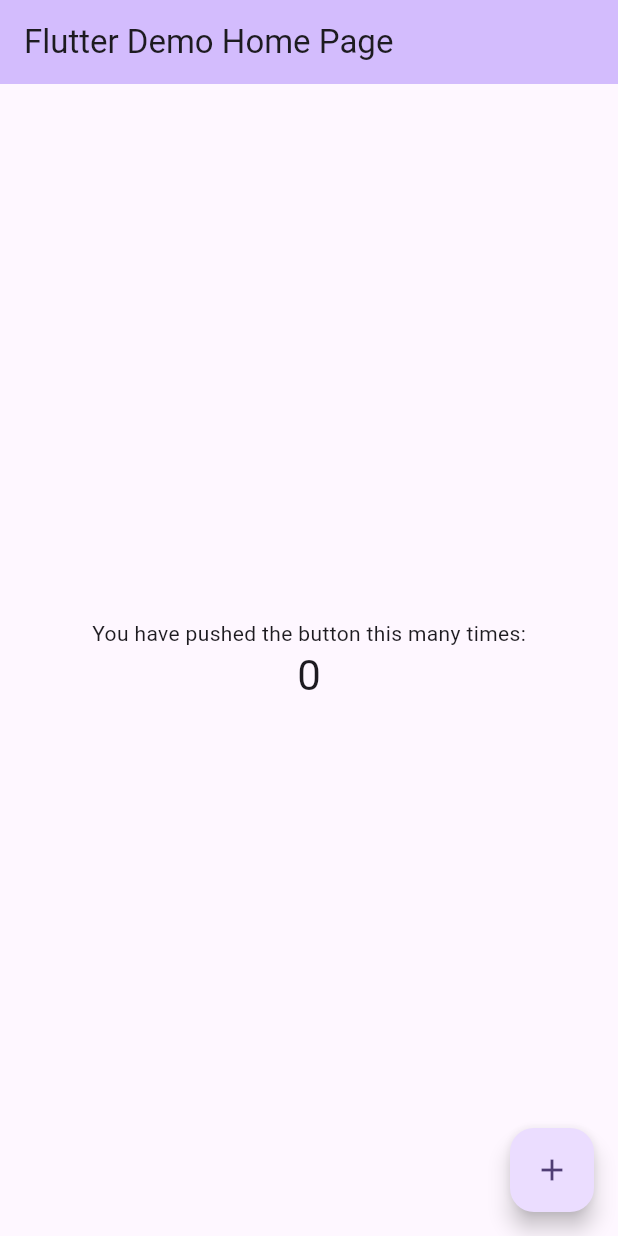
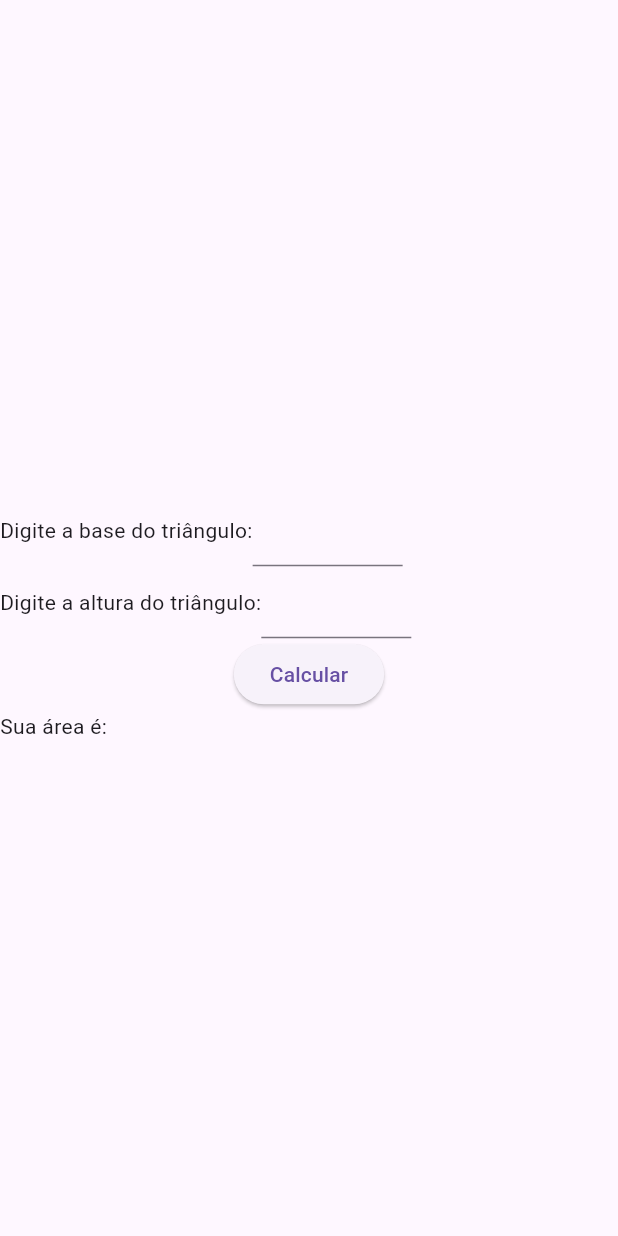
Before and after one commit to Matheus-Pinheiro1/Estudos_Flutter, a Flutter app: the screen it shows after launch, on a phone screen of 412 x 824 dp. Run offline on Flutter 3.47's test engine with Material 3 defaults, Android fonts, the phone set to English and light mode, and no system bars.

Commit message:
Calculadora da área do triângulo

```diff
--- /dev/null
+++ b/ex_1_calcula_area_triangulo/lib/BLLcalculoA.dart
@@ -0,0 +1,33 @@
+import 'calculoA.dart';
+import 'erro.dart';
+
+class BLLcalculoA {
+  static validaDados(Calculo calc) {
+    Erro.error = false;
+    if (calc.H.length == 0) {
+      Erro.msg = "O campo da altura é de preenchimento obrigatório";
+      return;
+    } else {
+      try {
+        double.parse(calc.H);
+      } catch (id) {
+        Erro.msg = "O campo de ALTURA deve ser numérico";
+        Erro.error = true;
+        return;
+      }
+    }
+    if (calc.B.length == 0) {
+      Erro.msg = "O campo de BASE é de preenchimento obrigatório";
+      Erro.error = true;
+      return;
+    } else {
+      try {
+        double.parse(calc.B);
+      } catch (id) {
+        Erro.msg = "O campo BASE deve ser numérico";
+        Erro.error = true;
+        return;
+      }
+    }
+  }
+}
--- /dev/null
+++ b/ex_1_calcula_area_triangulo/lib/calculoA.dart
@@ -0,0 +1,16 @@
+class Calculo {
+  late String _h;
+  late String _b;
+
+  String get H => _h;
+  String get B => _b;
+  String get area => ((double.parse(_b) * double.parse(_h)) / 2).toString();
+
+  set valorH(String h) {
+    _h = h;
+  }
+
+  set valorB(String b) {
+    _b = b;
+  }
+}
--- /dev/null
+++ b/ex_1_calcula_area_triangulo/lib/erro.dart
@@ -0,0 +1,16 @@
+class Erro {
+  static bool _erro = false;
+  static String _mens = '';
+
+  static set error(bool erro) {
+    _erro = erro;
+  }
+
+  static set msg(String mens) {
+    _erro = true;
+    _mens = mens;
+  }
+
+  static bool get error => _erro;
+  static String get msg => _mens;
+}
--- a/ex_1_calcula_area_triangulo/lib/main.dart
+++ b/ex_1_calcula_area_triangulo/lib/main.dart
@@ -1,4 +1,7 @@
 import 'package:flutter/material.dart';
+import 'calculoA.dart';
+import 'BLLcalculoA.dart';
+import 'erro.dart' as Error;
 
 void main() {
   runApp(const MyApp());
@@ -7,116 +10,112 @@ void main() {
 class MyApp extends StatelessWidget {
   const MyApp({super.key});
 
-  // This widget is the root of your application.
+
   @override
   Widget build(BuildContext context) {
     return MaterialApp(
       title: 'Flutter Demo',
       theme: ThemeData(
-        // This is the theme of your application.
-        //
-        // TRY THIS: Try running your application with "flutter run". You'll see
-        // the application has a purple toolbar. Then, without quitting the app,
-        // try changing the seedColor in the colorScheme below to Colors.green
-        // and then invoke "hot reload" (save your changes or press the "hot
-        // reload" button in a Flutter-supported IDE, or press "r" if you used
-        // the command line to start the app).
-        //
-        // Notice that the counter didn't reset back to zero; the application
-        // state is not lost during the reload. To reset the state, use hot
-        // restart instead.
-        //
-        // This works for code too, not just values: Most code changes can be
-        // tested with just a hot reload.
-        colorScheme: .fromSeed(seedColor: Colors.deepPurple),
+        primarySwatch: Colors.blue,
+        visualDensity: VisualDensity.adaptivePlatformDensity,
       ),
-      home: const MyHomePage(title: 'Flutter Demo Home Page'),
+      home: const MyHomePage(title: 'Calcule a área do triângulo'),
     );
   }
 }
 
 class MyHomePage extends StatefulWidget {
   const MyHomePage({super.key, required this.title});
-
-  // This widget is the home page of your application. It is stateful, meaning
-  // that it has a State object (defined below) that contains fields that affect
-  // how it looks.
-
-  // This class is the configuration for the state. It holds the values (in this
-  // case the title) provided by the parent (in this case the App widget) and
-  // used by the build method of the State. Fields in a Widget subclass are
-  // always marked "final".
-
   final String title;
-
   @override
-  State<MyHomePage> createState() => _MyHomePageState();
+  _MyHomePageState createState() => _MyHomePageState();
 }
 
 class _MyHomePageState extends State<MyHomePage> {
-  int _counter = 0;
 
-  void _incrementCounter() {
+  String resposta = '';
+  String area = '';
+  TextEditingController controleB=TextEditingController();
+  TextEditingController controleH=TextEditingController();
+
+  void calcularA(){
     setState(() {
-      // This call to setState tells the Flutter framework that something has
-      // changed in this State, which causes it to rerun the build method below
-      // so that the display can reflect the updated values. If we changed
-      // _counter without calling setState(), then the build method would not be
-      // called again, and so nothing would appear to happen.
-      _counter++;
+      Calculo calc= Calculo();
+      calc.valorB=controleB.text;
+      calc.valorH=controleH.text;
+
+      BLLcalculoA.validaDados(calc);
+
+      if (Error.Erro.error){
+        resposta=Error.Erro.msg;
+      }else{
+        area=calc.area;
+        resposta='A área do triângulo é: $area';
+      }
     });
   }
-
   @override
   Widget build(BuildContext context) {
-    // This method is rerun every time setState is called, for instance as done
-    // by the _incrementCounter method above.
-    //
-    // The Flutter framework has been optimized to make rerunning build methods
-    // fast, so that you can just rebuild anything that needs updating rather
-    // than having to individually change instances of widgets.
     return Scaffold(
-      appBar: AppBar(
-        // TRY THIS: Try changing the color here to a specific color (to
-        // Colors.amber, perhaps?) and trigger a hot reload to see the AppBar
-        // change color while the other colors stay the same.
-        backgroundColor: Theme.of(context).colorScheme.inversePrimary,
-        // Here we take the value from the MyHomePage object that was created by
-        // the App.build method, and use it to set our appbar title.
-        title: Text(widget.title),
-      ),
       body: Center(
-        // Center is a layout widget. It takes a single child and positions it
-        // in the middle of the parent.
         child: Column(
-          // Column is also a layout widget. It takes a list of children and
-          // arranges them vertically. By default, it sizes itself to fit its
-          // children horizontally, and tries to be as tall as its parent.
-          //
-          // Column has various properties to control how it sizes itself and
-          // how it positions its children. Here we use mainAxisAlignment to
-          // center the children vertically; the main axis here is the vertical
-          // axis because Columns are vertical (the cross axis would be
-          // horizontal).
-          //
-          // TRY THIS: Invoke "debug painting" (choose the "Toggle Debug Paint"
-          // action in the IDE, or press "p" in the console), to see the
-          // wireframe for each widget.
-          mainAxisAlignment: .center,
-          children: [
-            const Text('You have pushed the button this many times:'),
-            Text(
-              '$_counter',
-              style: Theme.of(context).textTheme.headlineMedium,
-            ),
-          ],
-        ),
-      ),
-      floatingActionButton: FloatingActionButton(
-        onPressed: _incrementCounter,
-        tooltip: 'Increment',
-        child: const Icon(Icons.add),
-      ),
+          mainAxisAlignment: MainAxisAlignment.center,
+          children: <Widget>[
+         Row(
+
+           children: [
+             Text(
+
+               'Digite a base do triângulo:',
+             ),
+             Container(
+
+               width: 100,
+               child: TextField(
+
+                 controller: controleB,
+               ),
+             ),
+           ],
+         ),
+         Row(
+
+           children: [
+             Text(
+
+               'Digite a altura do triângulo:',
+             ),
+             Container(
+
+               width: 100,
+               child: TextField(
+
+                 controller: controleH,
+                 keyboardType: TextInputType.number,
+               ),
+             ),
+           ],
+         ),
+
+ElevatedButton(
+
+           onPressed: calcularA,
+           child: Text('Calcular')
+         ),
+
+         Row(
+
+           children: [
+             Text(
+
+               'Sua área é:',
+             ),
+             Text('$resposta'  )
+           ],
+         ),
+       ],
+     ),
+   ),
     );
   }
 }
```
